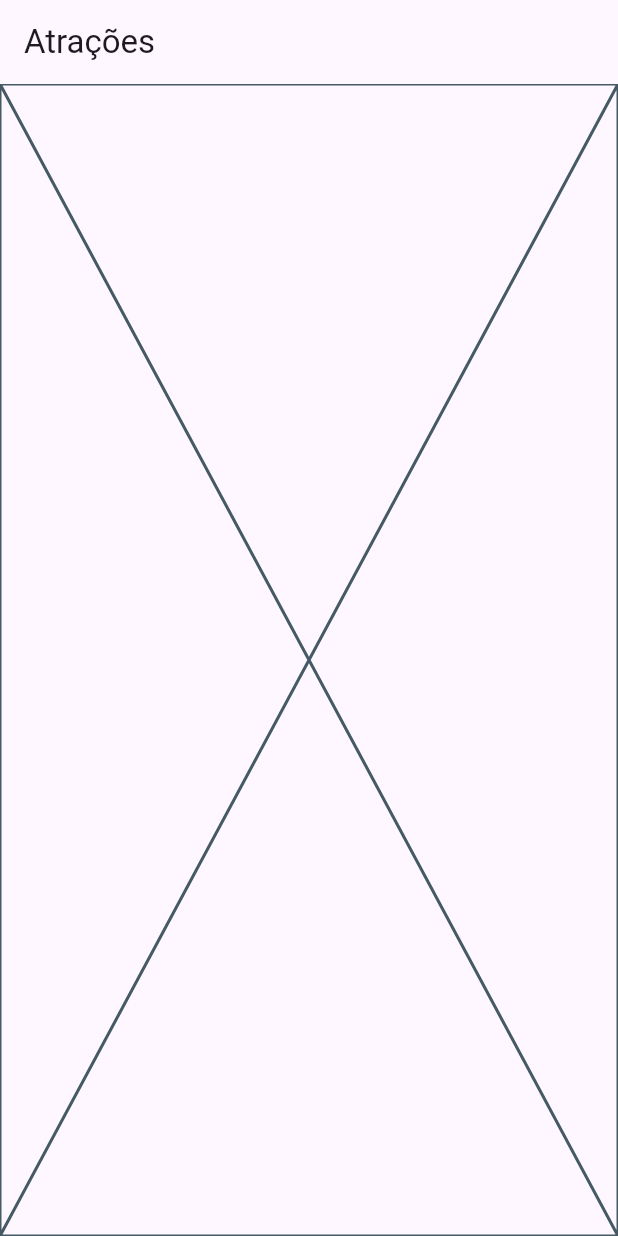
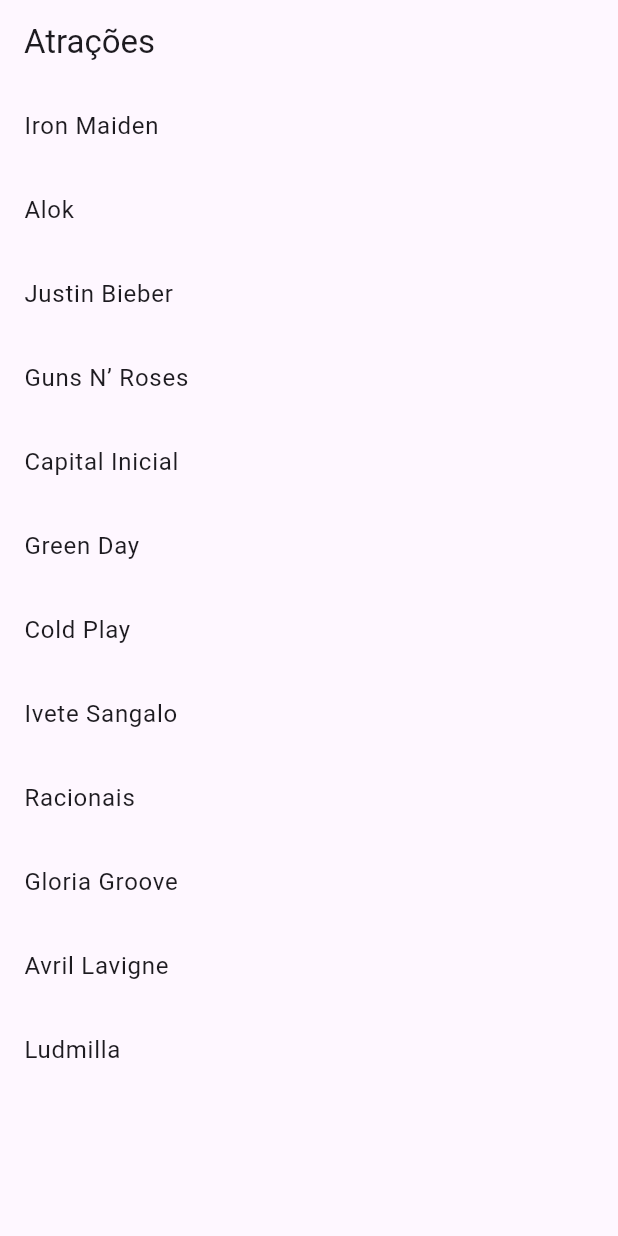
Before and after one commit to misaelccorreia/exploring_flutter, a Flutter app: the screen it shows after launch, on a phone screen of 412 x 824 dp. Run offline on Flutter 3.47's test engine with Material 3 defaults, Android fonts, the phone set to English and light mode, and no system bars.

Commit message:
construtores nomeados em dart

```diff
--- a/lib/main.dart
+++ b/lib/main.dart
@@ -33,7 +33,13 @@
       appBar:AppBar(
         title: const Text('Atrações'),
         ),
-        body: const Placeholder(),
+        body: ListView.builder(
+          itemCount: listaAtracoes.length,
+          itemBuilder: (context, index){
+            return ListTile(
+              title: Text(listaAtracoes[index].nome),
+            );
+        }),
     );
   }
 }
```
